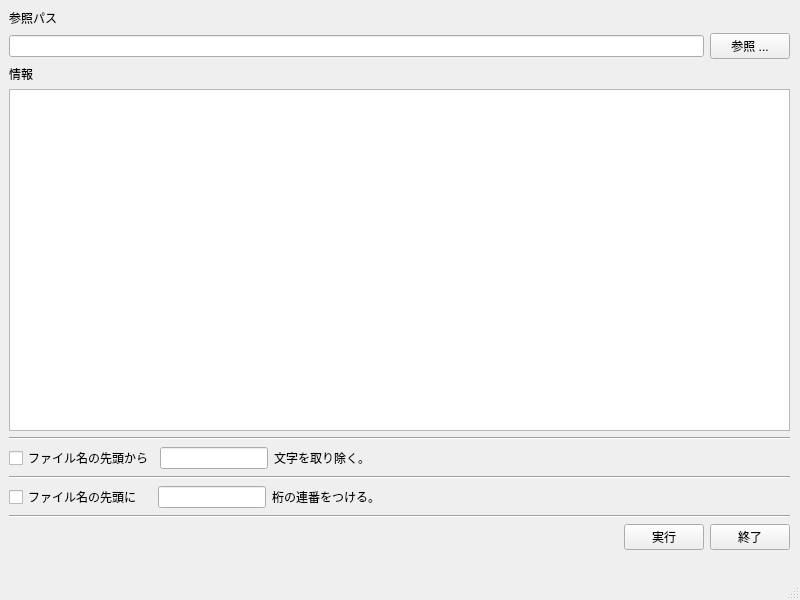
Before: the Qt Designer form MainWindow.ui in ekc-okada-collab/FileNameConv, drawn with Qt 5.
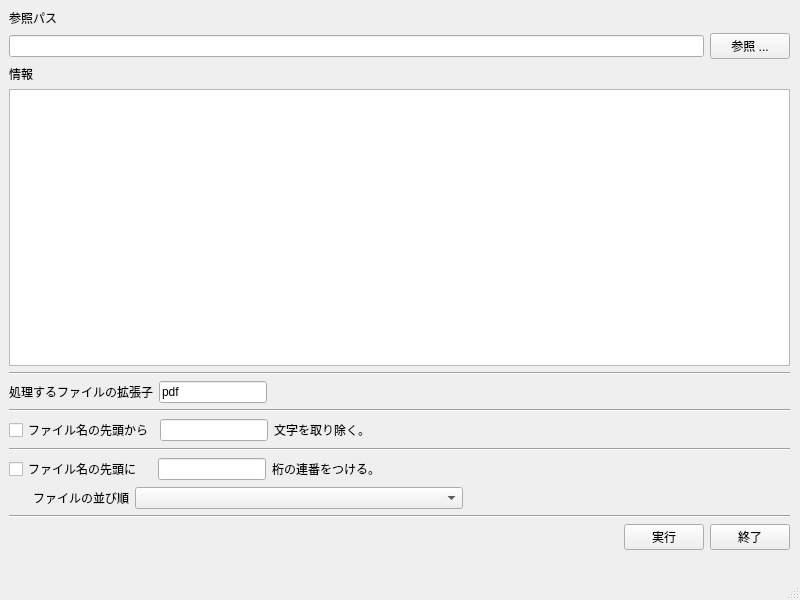
After: the same form once the commit is applied.

Commit message: メインウインドウ作成用uiファイル

The edit to the form file:
```diff
--- a/MainWindow.ui
+++ b/MainWindow.ui
@@ -56,7 +56,51 @@
       <widget class="QTextEdit" name="textEdit_log"/>
      </item>
      <item>
-      <widget class="Line" name="line">
+      <widget class="Line" name="line_4">
+       <property name="orientation">
+        <enum>Qt::Horizontal</enum>
+       </property>
+      </widget>
+     </item>
+     <item>
+      <layout class="QHBoxLayout" name="horizontalLayout_6">
+       <item>
+        <widget class="QLabel" name="label_fileType">
+         <property name="text">
+          <string>処理するファイルの拡張子</string>
+         </property>
+        </widget>
+       </item>
+       <item>
+        <widget class="QLineEdit" name="lineEdit_3">
+         <property name="sizePolicy">
+          <sizepolicy hsizetype="Minimum" vsizetype="Fixed">
+           <horstretch>0</horstretch>
+           <verstretch>0</verstretch>
+          </sizepolicy>
+         </property>
+         <property name="text">
+          <string>pdf</string>
+         </property>
+        </widget>
+       </item>
+       <item>
+        <spacer name="horizontalSpacer_4">
+         <property name="orientation">
+          <enum>Qt::Horizontal</enum>
+         </property>
+         <property name="sizeHint" stdset="0">
+          <size>
+           <width>40</width>
+           <height>20</height>
+          </size>
+         </property>
+        </spacer>
+       </item>
+      </layout>
+     </item>
+     <item>
+      <widget class="Line" name="line_5">
        <property name="orientation">
         <enum>Qt::Horizontal</enum>
        </property>
@@ -151,6 +195,46 @@
        </item>
       </layout>
      </item>
+     <item>
+      <layout class="QHBoxLayout" name="horizontalLayout_7">
+       <item>
+        <widget class="QLabel" name="label_sort">
+         <property name="sizePolicy">
+          <sizepolicy hsizetype="Fixed" vsizetype="Preferred">
+           <horstretch>0</horstretch>
+           <verstretch>0</verstretch>
+          </sizepolicy>
+         </property>
+         <property name="text">
+          <string>　　ファイルの並び順</string>
+         </property>
+        </widget>
+       </item>
+       <item>
+        <widget class="QComboBox" name="comboBox_sortFile">
+         <property name="sizePolicy">
+          <sizepolicy hsizetype="Expanding" vsizetype="Fixed">
+           <horstretch>0</horstretch>
+           <verstretch>0</verstretch>
+          </sizepolicy>
+         </property>
+        </widget>
+       </item>
+       <item>
+        <spacer name="horizontalSpacer_5">
+         <property name="orientation">
+          <enum>Qt::Horizontal</enum>
+         </property>
+         <property name="sizeHint" stdset="0">
+          <size>
+           <width>40</width>
+           <height>20</height>
+          </size>
+         </property>
+        </spacer>
+       </item>
+      </layout>
+     </item>
      <item>
       <widget class="Line" name="line_2">
        <property name="orientation">
```
